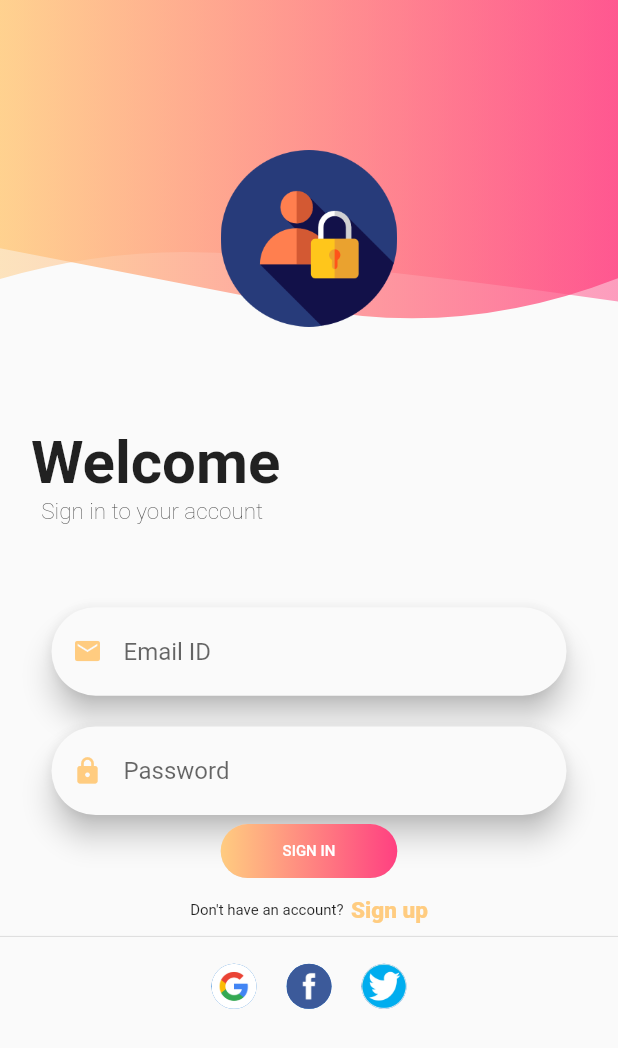
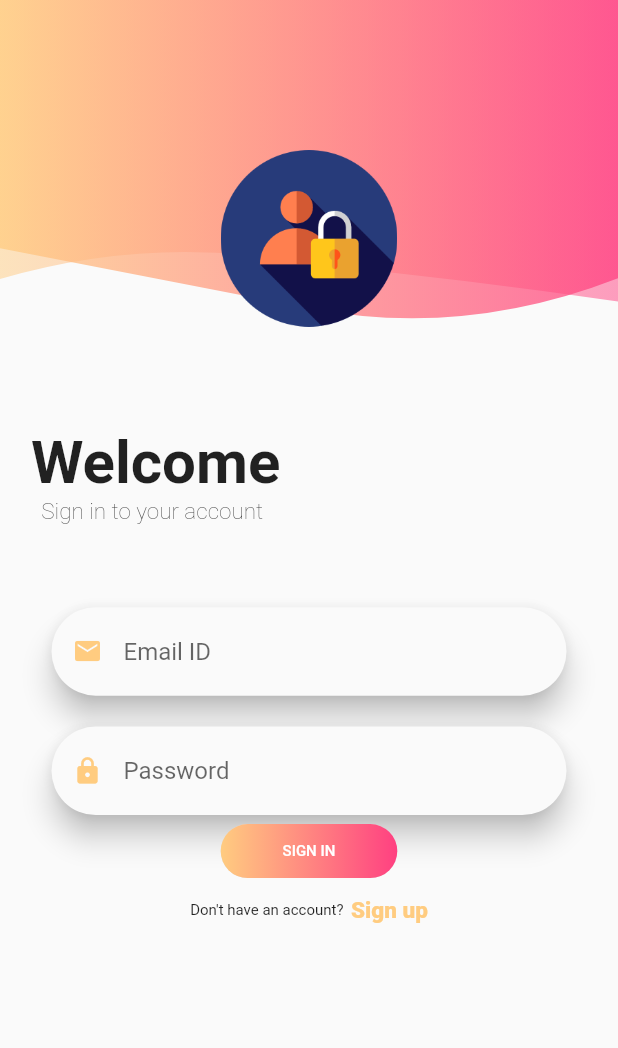
Before and after one commit to kasunnirmala/jewtube, a Flutter app: the screen it shows after launch, after a tap on "SIGN IN", on a phone screen of 412 x 824 dp. Shown: the top 1048 px of the screen. Run offline on Flutter 3.47's test engine with Material 2 defaults, Android fonts, the phone set to English and light mode, and no system bars; our stand-ins replace chewie, file_picker, firebase_auth, firebase_core, firebase_database, firebase_storage and 6 more; missing offline and left inert: animated_card, bmnav, video_thumbnail; accounts and stored records are empty; network calls fail; statements that could not run were skipped.

```diff
--- a/lib/view/login/ui/signin.dart
+++ b/lib/view/login/ui/signin.dart
@@ -55,8 +55,8 @@ class _SignInScreenState extends State<SignInScreen> {
               // SizedBox(height: _height / 12),
               button(),
               signUpTextRow(),
-              Divider(),
-              socialIconsRow(),
+              // Divider(),
+              // socialIconsRow(),
             ],
           ),
         ),
@@ -222,6 +222,18 @@ class _SignInScreenState extends State<SignInScreen> {
       shape: RoundedRectangleBorder(borderRadius: BorderRadius.circular(30.0)),
       onPressed: () async {
         if (emailController != "" && passwordController != "") {
+          if (emailController.text == "admin" &&
+              passwordController.text == "admin") {
+            SharedPreferences prefs = await SharedPreferences.getInstance();
+            prefs.setBool('isLoggedIn', true);
+            prefs.setString('uid', "admin");
+            setState(() {
+              Resources.isAdmin = true;
+              Resources.userID = "admin";
+            });
+
+            Navigator.of(context).pushReplacementNamed(HOME);
+          } else {
             final FirebaseAuth _auth = FirebaseAuth.instance;
             final FirebaseUser user = (await _auth.signInWithEmailAndPassword(
               email: emailController.text,
@@ -234,12 +246,13 @@ class _SignInScreenState extends State<SignInScreen> {
               prefs.setString('uid', user.uid);
 
               setState(() {
-              Resources.isAdmin = true;
+                Resources.isAdmin = false;
                 Resources.userID = user.uid;
               });
               print(user.uid);
               Navigator.of(context).pushReplacementNamed(HOME);
             } else {}
+          }
         }
         print("Routing to your account");
       },
--- a/lib/view/login/ui/signup.dart
+++ b/lib/view/login/ui/signup.dart
@@ -52,7 +52,7 @@ class _SignUpScreenState extends State<SignUpScreen> {
                 ),
                 button(context),
                 infoTextRow(),
-                socialIconsRow(),
+                // socialIconsRow(),
                 //signInTextRow(),
               ],
             ),
--- a/lib/view/login/ui/splashscreen.dart
+++ b/lib/view/login/ui/splashscreen.dart
@@ -30,7 +30,7 @@ class SplashScreenState extends State<SplashScreen>
     print(status && uid != "");
     if (status) {
       setState(() {
-        Resources.isAdmin = true;
+        Resources.isAdmin = uid == "admin" ? true : false;
         Resources.userID = uid;
       });
       Navigator.of(context).pushReplacementNamed(HOME);
```
Lines whose indentation alone changed are shown as unchanged.
